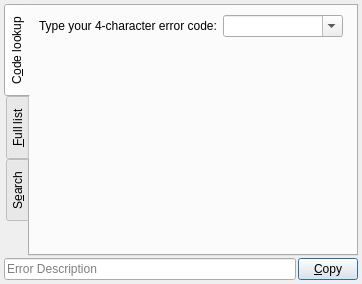
Qt form AuTerm/AutErrorCode.ui (thedjnK/AuTerm) before a commit.
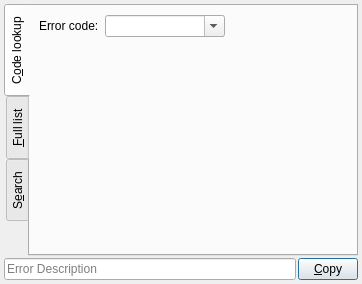
The same form after that commit.

Commit message: Update error code text

```diff
--- a/AuTerm/AutErrorCode.ui
+++ b/AuTerm/AutErrorCode.ui
@@ -55,7 +55,7 @@
            <item>
             <widget class="QLabel" name="label">
              <property name="text">
-              <string>Type your 4-character error code:</string>
+              <string>Error code:</string>
              </property>
             </widget>
            </item>
```
